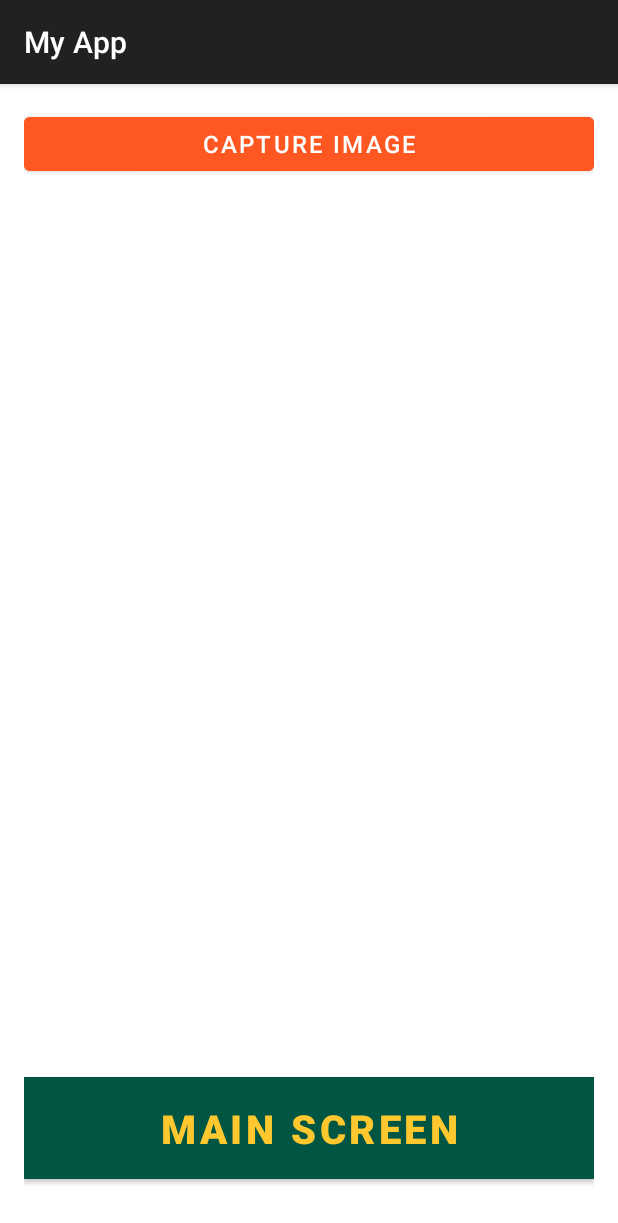
After one commit to wvdhanu/MyAndroidApp, an Android app: the ThirdActivity screen opened directly, with no data from a screen before it, on a phone screen of 412 x 824 dp. The commit adds this screen. Shown: the top 1223 px of the screen. Run offline under Robolectric (Android 15) with nearby library versions, the phone set to English and light mode, and no system bars.

Commit message:
Add Third Activity
Added Third activity that Capture a Image and display on the third activity. Camera permissions was added to the manifest file.

```diff
--- /dev/null
+++ b/app/src/main/java/com/example/myapp/ThirdActivity.java
@@ -0,0 +1,104 @@
+package com.example.myapp;
+
+import android.Manifest;
+import android.content.Intent;
+import android.content.pm.PackageManager;
+import android.graphics.Bitmap;
+import android.os.Build;
+import android.os.Bundle;
+import android.provider.MediaStore;
+import android.view.View;
+import android.widget.Button;
+import android.widget.ImageView;
+import android.widget.Toast;
+import androidx.annotation.NonNull;
+import androidx.annotation.Nullable;
+import androidx.appcompat.app.AppCompatActivity;
+import androidx.core.app.ActivityCompat;
+import androidx.core.content.ContextCompat;
+
+public class ThirdActivity extends AppCompatActivity {
+    private static final int CAMERA_REQUEST_CODE = 100;
+    private static final int CAMERA_PERMISSION_CODE = 101;
+    private ImageView imgCaptured;
+
+    @Override
+    protected void onCreate(Bundle savedInstanceState) {
+        super.onCreate(savedInstanceState);
+        setContentView(R.layout.activity_third);
+
+        // Find views
+        Button btnMainScreen = findViewById(R.id.btnMainScreen);
+        Button btnCaptureImage = findViewById(R.id.btnCaptureImage);
+        imgCaptured = findViewById(R.id.imgCaptured);
+
+        // Set click listener for Capture Image button
+        btnCaptureImage.setOnClickListener(new View.OnClickListener() {
+            @Override
+            public void onClick(View v) {
+                checkCameraPermission();
+            }
+        });
+
+        // Set click listener for Main Screen button
+        btnMainScreen.setOnClickListener(new View.OnClickListener() {
+            @Override
+            public void onClick(View v) {
+                Intent intent = new Intent(ThirdActivity.this, MainActivity.class);
+                startActivity(intent);
+                finish(); // Close the current activity
+            }
+        });
+    }
+
+    // Check Camera Permission
+    private void checkCameraPermission() {
+        if (ContextCompat.checkSelfPermission(this, Manifest.permission.CAMERA)
+                != PackageManager.PERMISSION_GRANTED) {
+            // Request permission
+            ActivityCompat.requestPermissions(this,
+                    new String[]{Manifest.permission.CAMERA}, CAMERA_PERMISSION_CODE);
+        } else {
+            // Permission already granted, open camera
+            openCamera();
+        }
+    }
+
+    // Handle permission result
+    @Override
+    public void onRequestPermissionsResult(int requestCode, @NonNull String[] permissions,
+                                           @NonNull int[] grantResults) {
+        super.onRequestPermissionsResult(requestCode, permissions, grantResults);
+        if (requestCode == CAMERA_PERMISSION_CODE) {
+            if (grantResults.length > 0 && grantResults[0] == PackageManager.PERMISSION_GRANTED) {
+                // Permission granted, open camera
+                openCamera();
+            } else {
+                // Permission denied
+                Toast.makeText(this, "Camera permission required to capture image",
+                        Toast.LENGTH_SHORT).show();
+            }
+        }
+    }
+
+    // Open Camera
+    private void openCamera() {
+        Intent cameraIntent = new Intent(MediaStore.ACTION_IMAGE_CAPTURE);
+        if (cameraIntent.resolveActivity(getPackageManager()) != null) {
+            startActivityForResult(cameraIntent, CAMERA_REQUEST_CODE);
+        }
+    }
+
+    // Handle the captured image
+    @Override
+    protected void onActivityResult(int requestCode, int resultCode, @Nullable Intent data) {
+        super.onActivityResult(requestCode, resultCode, data);
+        if (requestCode == CAMERA_REQUEST_CODE && resultCode == RESULT_OK) {
+            if (data != null && data.getExtras() != null) {
+                Bitmap imageBitmap = (Bitmap) data.getExtras().get("data");
+                imgCaptured.setImageBitmap(imageBitmap);
+                imgCaptured.setVisibility(View.VISIBLE);
+            }
+        }
+    }
+}
--- /dev/null
+++ b/app/src/main/res/layout/activity_third.xml
@@ -0,0 +1,54 @@
+<?xml version="1.0" encoding="utf-8"?>
+<androidx.constraintlayout.widget.ConstraintLayout
+    xmlns:android="http://schemas.android.com/apk/res/android"
+    xmlns:app="http://schemas.android.com/apk/res-auto"
+    xmlns:tools="http://schemas.android.com/tools"
+    android:layout_width="match_parent"
+    android:layout_height="match_parent"
+    android:padding="16dp"
+    tools:context=".ThirdActivity">
+
+    <!-- Capture Image Button -->
+    <Button
+        android:id="@+id/btnCaptureImage"
+        android:layout_width="match_parent"
+        android:layout_height="wrap_content"
+        android:text="Capture Image"
+        android:textSize="16sp"
+        android:backgroundTint="#FF5722"
+        android:textColor="#FFFFFF"
+        app:layout_constraintTop_toTopOf="parent"
+        app:layout_constraintStart_toStartOf="parent"
+        app:layout_constraintEnd_toEndOf="parent"
+        android:layout_marginBottom="16dp"/>
+
+    <!-- ImageView to Display Captured Image -->
+    <ImageView
+        android:id="@+id/imgCaptured"
+        android:layout_width="300dp"
+        android:layout_height="300dp"
+        android:scaleType="centerCrop"
+        android:background="#E0E0E0"
+        android:visibility="gone"
+        app:layout_constraintTop_toBottomOf="@id/btnCaptureImage"
+        app:layout_constraintStart_toStartOf="parent"
+        app:layout_constraintEnd_toEndOf="parent"
+        android:layout_marginBottom="16dp"/>
+
+    <!-- Back Button -->
+    <Button
+        android:id="@+id/btnMainScreen"
+        android:layout_width="match_parent"
+        android:layout_height="80dp"
+        android:backgroundTint="#005643"
+        android:text="Main Screen"
+        android:textColor="#FFC82E"
+        android:textSize="12pt"
+        android:textStyle="bold"
+        app:layout_constraintBottom_toBottomOf="parent"
+        app:layout_constraintStart_toStartOf="parent"
+        app:layout_constraintEnd_toEndOf="parent"
+        android:layout_marginBottom="16dp"
+        app:cornerRadius="0dp"/>
+
+</androidx.constraintlayout.widget.ConstraintLayout>
```
Also changed, not shown: app/src/main/AndroidManifest.xml (+11 -0 lines), app/src/main/java/com/example/myapp/MainActivity.java (+7 -0 lines), app/src/main/res/layout/activity_main.xml (+11 -1 lines).
